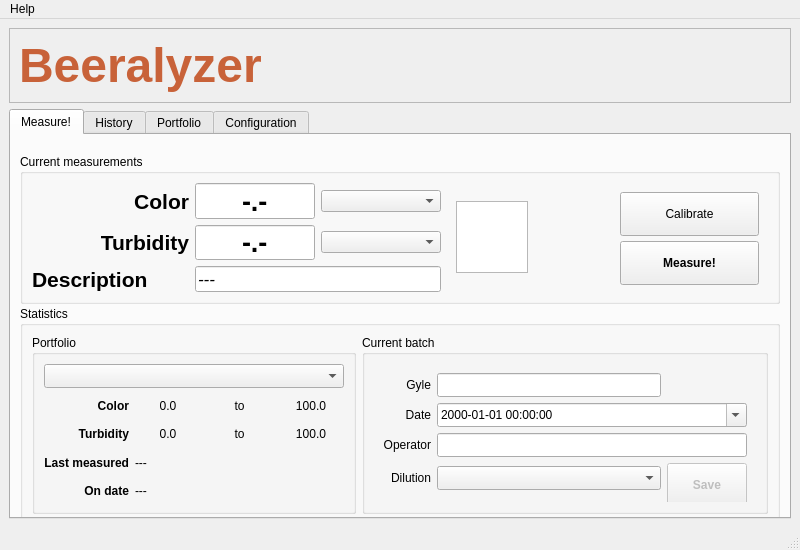
Above: src/beeralyzer/gui/mainwindow.ui from iorodeo/Beeralyzer before the change. Below: the same form after it.
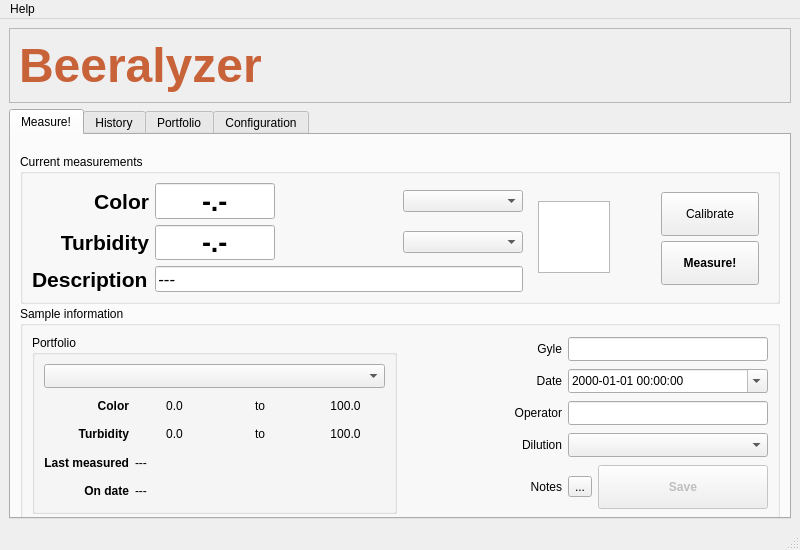
That is the form after the change. Icons and pictures are not drawn.

Patch:
```diff
--- a/src/beeralyzer/gui/mainwindow.ui
+++ b/src/beeralyzer/gui/mainwindow.ui
@@ -284,7 +284,7 @@
                </property>
               </widget>
              </item>
-             <item row="0" column="2">
+             <item row="0" column="3">
               <widget class="QComboBox" name="colorMeasurementUnitCombobox">
                <property name="minimumSize">
                 <size>
@@ -314,7 +314,7 @@
                </property>
               </widget>
              </item>
-             <item row="1" column="2">
+             <item row="1" column="3">
               <widget class="QComboBox" name="turbidityMeasurementUnitComboBox">
                <property name="minimumSize">
                 <size>
@@ -330,7 +330,7 @@
                </property>
               </widget>
              </item>
-             <item row="2" column="1" colspan="2">
+             <item row="2" column="1" colspan="3">
               <widget class="QLineEdit" name="BJCPColorDescriptionLineEdit">
                <property name="enabled">
                 <bool>true</bool>
@@ -355,7 +355,7 @@
                </property>
               </widget>
              </item>
-             <item row="0" column="3" rowspan="3">
+             <item row="0" column="4" rowspan="3">
               <widget class="QWidget" name="widget_3" native="true">
                <layout class="QVBoxLayout" name="verticalLayout_7">
                 <item>
@@ -393,7 +393,7 @@
                </layout>
               </widget>
              </item>
-             <item row="0" column="4" rowspan="3">
+             <item row="0" column="5" rowspan="3">
               <widget class="QWidget" name="widget_2" native="true">
                <layout class="QVBoxLayout" name="verticalLayout_3">
                 <item>
@@ -480,6 +480,29 @@
                </layout>
               </widget>
              </item>
+             <item row="0" column="2">
+              <widget class="QLabel" name="colorOOSLabel">
+               <property name="frameShape">
+                <enum>QFrame::NoFrame</enum>
+               </property>
+               <property name="text">
+                <string/>
+               </property>
+               <property name="pixmap">
+                <pixmap>icons/warning.png</pixmap>
+               </property>
+              </widget>
+             </item>
+             <item row="1" column="2">
+              <widget class="QLabel" name="turbidityOOSLabel">
+               <property name="text">
+                <string/>
+               </property>
+               <property name="pixmap">
+                <pixmap>icons/warning.png</pixmap>
+               </property>
+              </widget>
+             </item>
             </layout>
            </item>
           </layout>
@@ -500,7 +523,7 @@
            </size>
           </property>
           <property name="title">
-           <string>Statistics</string>
+           <string>Sample information</string>
           </property>
           <layout class="QHBoxLayout" name="horizontalLayout_3">
            <item>
@@ -532,7 +555,7 @@
                  </widget>
                 </item>
                 <item row="0" column="0" colspan="4">
-                 <widget class="QComboBox" name="currentMeasurementPortfolioComboBox">
+                 <widget class="QComboBox" name="currentMeasurementPortfolioCombobox">
                   <property name="minimumSize">
                    <size>
                     <width>300</width>
@@ -668,18 +691,8 @@
             </widget>
            </item>
            <item>
-            <layout class="QHBoxLayout" name="horizontalLayout_2"/>
-           </item>
+            <layout class="QHBoxLayout" name="horizontalLayout_2">
            <item>
-            <widget class="QGroupBox" name="groupBox_5">
-             <property name="title">
-              <string>Current batch</string>
-             </property>
-             <layout class="QGridLayout" name="gridLayout_8">
-              <item row="0" column="0">
-               <widget class="QWidget" name="widget" native="true">
-                <layout class="QGridLayout" name="gridLayout_5">
-                 <item row="0" column="0">
                   <layout class="QGridLayout" name="gridLayout_4">
                    <item row="1" column="0">
                     <widget class="QLabel" name="label_12">
@@ -721,38 +734,6 @@
                      </property>
                     </widget>
                    </item>
-                   <item row="3" column="2">
-                    <widget class="QPushButton" name="saveMeasurementPushButton">
-                     <property name="enabled">
-                      <bool>false</bool>
-                     </property>
-                     <property name="minimumSize">
-                      <size>
-                       <width>0</width>
-                       <height>44</height>
-                      </size>
-                     </property>
-                     <property name="maximumSize">
-                      <size>
-                       <width>16777215</width>
-                       <height>44</height>
-                      </size>
-                     </property>
-                     <property name="font">
-                      <font>
-                       <weight>75</weight>
-                       <bold>true</bold>
-                      </font>
-                     </property>
-                     <property name="text">
-                      <string>Save</string>
-                     </property>
-                     <property name="icon">
-                      <iconset>
-                       <normaloff>icons/disk-black.png</normaloff>icons/disk-black.png</iconset>
-                     </property>
-                    </widget>
-                   </item>
                    <item row="2" column="1" colspan="2">
                     <widget class="QLineEdit" name="operatorLineEdit">
                      <property name="minimumSize">
@@ -763,16 +744,6 @@
                      </property>
                     </widget>
                    </item>
-                   <item row="3" column="1">
-                    <widget class="QComboBox" name="dilutionCombobox">
-                     <property name="minimumSize">
-                      <size>
-                       <width>0</width>
-                       <height>24</height>
-                      </size>
-                     </property>
-                    </widget>
-                   </item>
                    <item row="1" column="1" colspan="2">
                     <widget class="QDateTimeEdit" name="dateTimeEdit">
                      <property name="minimumSize">
@@ -789,7 +760,7 @@
                      </property>
                     </widget>
                    </item>
-                   <item row="0" column="1">
+               <item row="0" column="1" colspan="2">
                     <widget class="QLineEdit" name="gyleLineEdit">
                      <property name="minimumSize">
                       <size>
@@ -799,13 +770,75 @@
                      </property>
                     </widget>
                    </item>
-                  </layout>
-                 </item>
-                </layout>
-               </widget>
-              </item>
-             </layout>
-            </widget>
+               <item row="4" column="0">
+                <widget class="QLabel" name="label_9">
+                 <property name="text">
+                  <string>Notes</string>
+                 </property>
+                 <property name="alignment">
+                  <set>Qt::AlignRight|Qt::AlignTrailing|Qt::AlignVCenter</set>
+                 </property>
+                </widget>
+               </item>
+               <item row="4" column="2">
+                <widget class="QPushButton" name="saveMeasurementPushButton">
+                 <property name="enabled">
+                  <bool>false</bool>
+                 </property>
+                 <property name="minimumSize">
+                  <size>
+                   <width>0</width>
+                   <height>44</height>
+                  </size>
+                 </property>
+                 <property name="maximumSize">
+                  <size>
+                   <width>16777215</width>
+                   <height>44</height>
+                  </size>
+                 </property>
+                 <property name="font">
+                  <font>
+                   <weight>75</weight>
+                   <bold>true</bold>
+                  </font>
+                 </property>
+                 <property name="layoutDirection">
+                  <enum>Qt::LeftToRight</enum>
+                 </property>
+                 <property name="text">
+                  <string>Save</string>
+                 </property>
+                 <property name="icon">
+                  <iconset>
+                   <normaloff>icons/disk-black.png</normaloff>icons/disk-black.png</iconset>
+                 </property>
+                </widget>
+               </item>
+               <item row="3" column="1" colspan="2">
+                <widget class="QComboBox" name="dilutionCombobox">
+                 <property name="minimumSize">
+                  <size>
+                   <width>0</width>
+                   <height>24</height>
+                  </size>
+                 </property>
+                </widget>
+               </item>
+               <item row="4" column="1">
+                <widget class="QToolButton" name="notesToolButton">
+                 <property name="text">
+                  <string>...</string>
+                 </property>
+                 <property name="icon">
+                  <iconset>
+                   <normaloff>icons/bubble_lines.png</normaloff>icons/bubble_lines.png</iconset>
+                 </property>
+                </widget>
+               </item>
+              </layout>
+             </item>
+            </layout>
            </item>
           </layout>
          </widget>
```
Left out of the diff: 3 changed lines with no effect on the pictures. Lines whose indentation alone changed are shown as unchanged.
